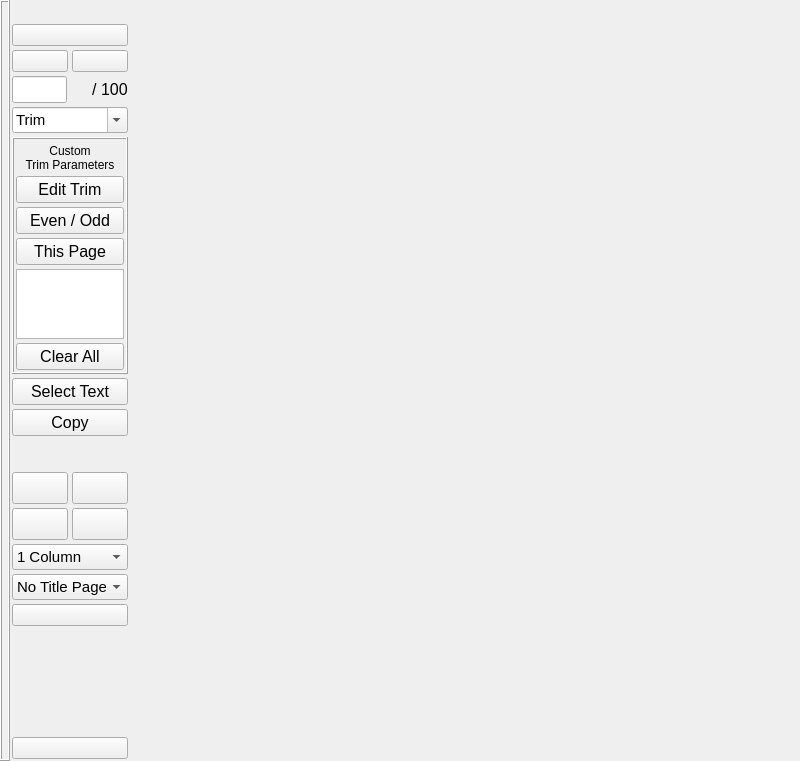
turgu1/uPDF2, file ui/mainwindow.ui: the form before one commit.
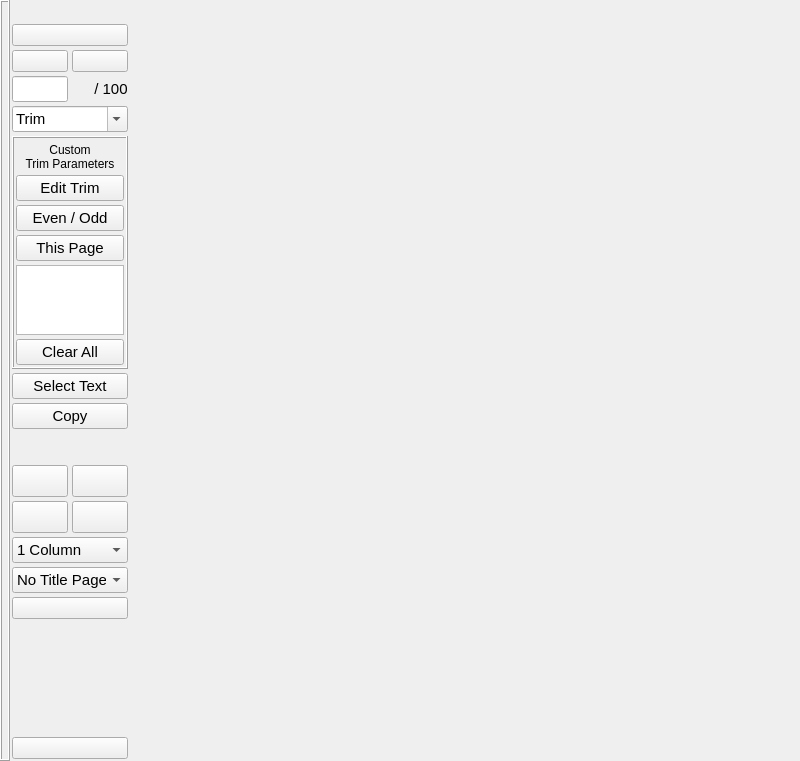
The form after the commit. Icons and pictures are not drawn.

What changed in the file:
```diff
--- a/ui/mainwindow.ui
+++ b/ui/mainwindow.ui
@@ -381,7 +381,7 @@
            </property>
            <property name="font">
             <font>
-             <pointsize>12</pointsize>
+             <pointsize>11</pointsize>
             </font>
            </property>
            <property name="toolTip">
@@ -424,7 +424,7 @@
            </property>
            <property name="font">
             <font>
-             <pointsize>12</pointsize>
+             <pointsize>11</pointsize>
             </font>
            </property>
            <property name="toolTip">
@@ -604,7 +604,7 @@
             </property>
             <property name="font">
              <font>
-              <pointsize>12</pointsize>
+              <pointsize>11</pointsize>
              </font>
             </property>
             <property name="toolTip">
@@ -634,7 +634,7 @@
             </property>
             <property name="font">
              <font>
-              <pointsize>12</pointsize>
+              <pointsize>11</pointsize>
              </font>
             </property>
             <property name="toolTip">
@@ -664,7 +664,7 @@
             </property>
             <property name="font">
              <font>
-              <pointsize>12</pointsize>
+              <pointsize>11</pointsize>
              </font>
             </property>
             <property name="toolTip">
@@ -740,7 +740,7 @@
             </property>
             <property name="font">
              <font>
-              <pointsize>12</pointsize>
+              <pointsize>11</pointsize>
              </font>
             </property>
             <property name="toolTip">
@@ -758,7 +758,7 @@
         <widget class="QPushButton" name="selectTextButton">
          <property name="font">
           <font>
-           <pointsize>12</pointsize>
+           <pointsize>11</pointsize>
           </font>
          </property>
          <property name="toolTip">
@@ -776,7 +776,7 @@
         <widget class="QPushButton" name="copyButton">
          <property name="font">
           <font>
-           <pointsize>12</pointsize>
+           <pointsize>11</pointsize>
           </font>
          </property>
          <property name="toolTip">
```
